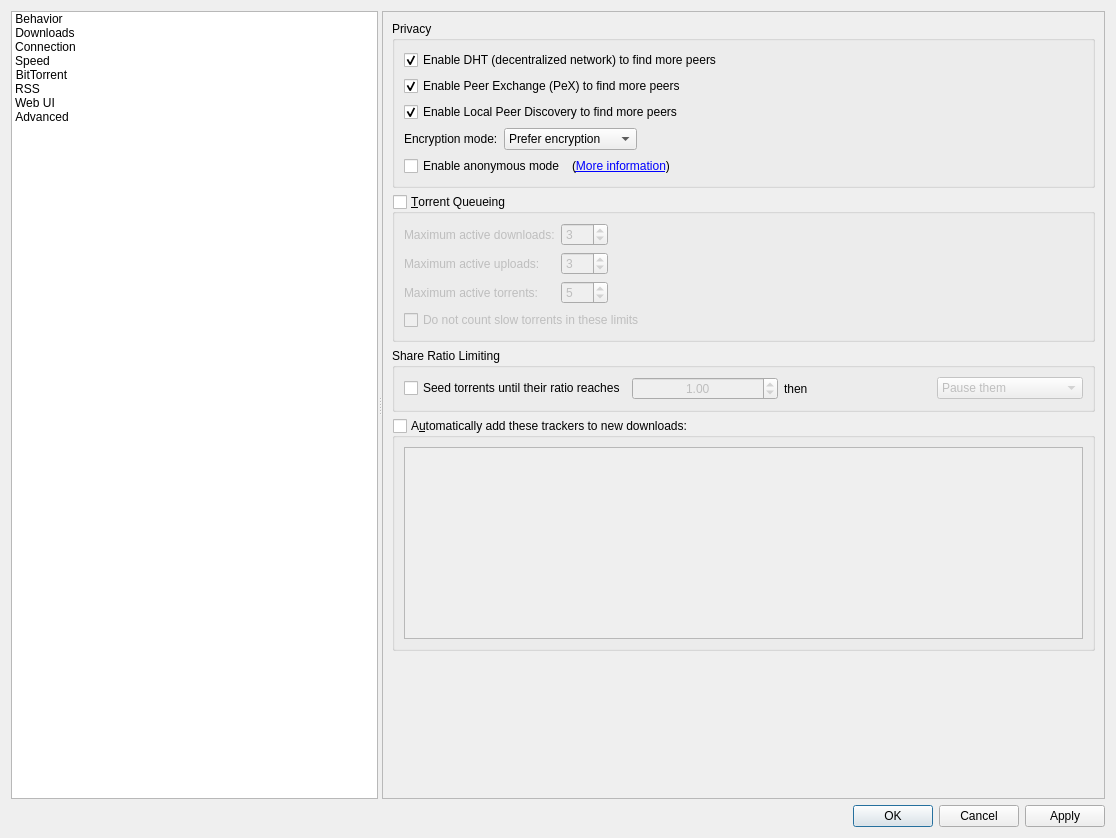
Qt form src/gui/optionsdlg.ui (SysAdminDoc/qBittorrent-Vanced) before a commit.
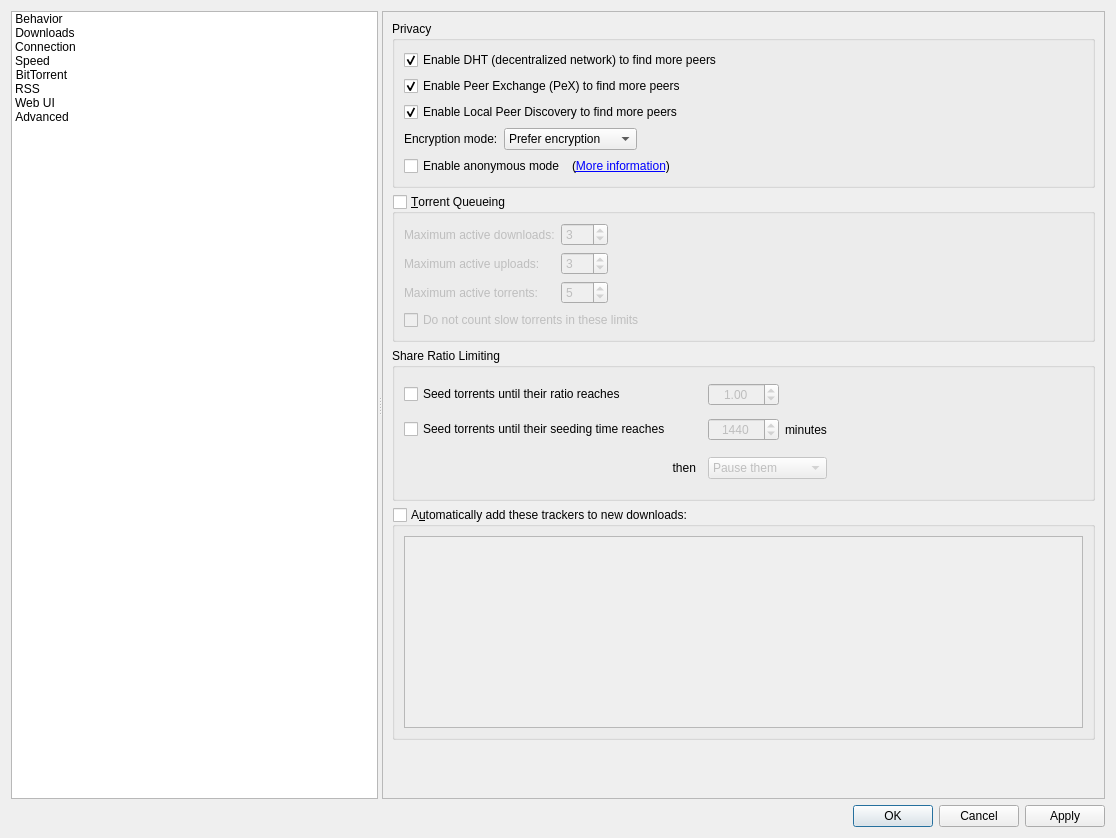
The same form after that commit. The open tabs and pages were chosen to show the change. Icons and pictures are not drawn. Custom widgets are drawn as their Qt base class.

Commit message: Implemented share limit by seeding time

Diff of the .ui file:
```diff
--- a/src/gui/optionsdlg.ui
+++ b/src/gui/optionsdlg.ui
@@ -2374,66 +2374,144 @@
               <property name="title">
                <string>Share Ratio Limiting</string>
               </property>
-              <layout class="QVBoxLayout">
-               <property name="bottomMargin">
-                <number>9</number>
-               </property>
-               <item>
-                <layout class="QHBoxLayout">
+              <layout class="QGridLayout" name="gridLayout_91">
+               <item row="0" column="0" rowspan="3" colspan="3">
+                <widget class="QCheckBox" name="checkMaxRatio">
+                 <property name="text">
+                  <string>Seed torrents until their ratio reaches</string>
+                 </property>
+                </widget>
+               </item>
+               <item row="1" column="6" rowspan="2">
+                <spacer name="horizontalSpacer_161">
+                 <property name="orientation">
+                  <enum>Qt::Horizontal</enum>
+                 </property>
+                 <property name="sizeHint" stdset="0">
+                  <size>
+                   <width>109</width>
+                   <height>20</height>
+                  </size>
+                 </property>
+                </spacer>
+               </item>
+               <item row="5" column="2">
+                <widget class="QLabel" name="label">
+                 <property name="text">
+                  <string>then</string>
+                 </property>
+                 <property name="alignment">
+                  <set>Qt::AlignRight|Qt::AlignTrailing|Qt::AlignVCenter</set>
+                 </property>
+                </widget>
+               </item>
+               <item row="5" column="4" colspan="2">
+                <widget class="QComboBox" name="comboRatioLimitAct">
+                 <property name="enabled">
+                  <bool>false</bool>
+                 </property>
                  <item>
-                  <widget class="QCheckBox" name="checkMaxRatio">
-                   <property name="text">
-                    <string>Seed torrents until their ratio reaches</string>
-                   </property>
-                  </widget>
+                  <property name="text">
+                   <string>Pause them</string>
+                  </property>
                  </item>
                  <item>
-                  <widget class="QDoubleSpinBox" name="spinMaxRatio">
-                   <property name="enabled">
-                    <bool>false</bool>
-                   </property>
-                   <property name="alignment">
-                    <set>Qt::AlignHCenter</set>
-                   </property>
-                   <property name="minimum">
-                    <double>0.000000000000000</double>
-                   </property>
-                   <property name="maximum">
-                    <double>9998.000000000000000</double>
-                   </property>
-                   <property name="singleStep">
-                    <double>0.050000000000000</double>
-                   </property>
-                   <property name="value">
-                    <double>1.000000000000000</double>
-                   </property>
-                  </widget>
+                  <property name="text">
+                   <string>Remove them</string>
+                  </property>
                  </item>
-                 <item>
-                  <widget class="QLabel" name="label">
-                   <property name="text">
-                    <string>then</string>
-                   </property>
-                  </widget>
-                 </item>
-                 <item>
-                  <widget class="QComboBox" name="comboRatioLimitAct">
-                   <property name="enabled">
-                    <bool>false</bool>
-                   </property>
-                   <item>
-                    <property name="text">
-                     <string>Pause them</string>
-                    </property>
-                   </item>
-                   <item>
-                    <property name="text">
-                     <string>Remove them</string>
-                    </property>
-                   </item>
-                  </widget>
-                 </item>
-                </layout>
+                </widget>
+               </item>
+               <item row="5" column="6">
+                <spacer name="horizontalSpacer_20">
+                 <property name="orientation">
+                  <enum>Qt::Horizontal</enum>
+                 </property>
+                 <property name="sizeHint" stdset="0">
+                  <size>
+                   <width>121</width>
+                   <height>28</height>
+                  </size>
+                 </property>
+                </spacer>
+               </item>
+               <item row="5" column="1">
+                <spacer name="horizontalSpacer_171">
+                 <property name="orientation">
+                  <enum>Qt::Horizontal</enum>
+                 </property>
+                 <property name="sizeHint" stdset="0">
+                  <size>
+                   <width>100</width>
+                   <height>42</height>
+                  </size>
+                 </property>
+                </spacer>
+               </item>
+               <item row="3" column="6">
+                <spacer name="horizontalSpacer_191">
+                 <property name="orientation">
+                  <enum>Qt::Horizontal</enum>
+                 </property>
+                 <property name="sizeHint" stdset="0">
+                  <size>
+                   <width>40</width>
+                   <height>20</height>
+                  </size>
+                 </property>
+                </spacer>
+               </item>
+               <item row="3" column="4">
+                <widget class="QSpinBox" name="spinMaxSeedingMinutes">
+                 <property name="enabled">
+                  <bool>false</bool>
+                 </property>
+                 <property name="alignment">
+                  <set>Qt::AlignCenter</set>
+                 </property>
+                 <property name="maximum">
+                  <number>9999999</number>
+                 </property>
+                 <property name="value">
+                  <number>1440</number>
+                 </property>
+                </widget>
+               </item>
+               <item row="1" column="4">
+                <widget class="QDoubleSpinBox" name="spinMaxRatio">
+                 <property name="enabled">
+                  <bool>false</bool>
+                 </property>
+                 <property name="alignment">
+                  <set>Qt::AlignHCenter</set>
+                 </property>
+                 <property name="minimum">
+                  <double>0.000000000000000</double>
+                 </property>
+                 <property name="maximum">
+                  <double>9998.000000000000000</double>
+                 </property>
+                 <property name="singleStep">
+                  <double>0.050000000000000</double>
+                 </property>
+                 <property name="value">
+                  <double>1.000000000000000</double>
+                 </property>
+                </widget>
+               </item>
+               <item row="3" column="5">
+                <widget class="QLabel" name="label_11">
+                 <property name="text">
+                  <string>minutes</string>
+                 </property>
+                </widget>
+               </item>
+               <item row="3" column="0" colspan="4">
+                <widget class="QCheckBox" name="checkMaxSeedingMinutes">
+                 <property name="text">
+                  <string>Seed torrents until their seeding time reaches</string>
+                 </property>
+                </widget>
                </item>
               </layout>
              </widget>
@@ -2506,7 +2584,7 @@
            <item>
             <layout class="QGridLayout" name="gridLayout_5">
              <item row="0" column="0">
-              <widget class="QLabel" name="label_11">
+              <widget class="QLabel" name="label_111">
                <property name="text">
                 <string>Feeds refresh interval:</string>
                </property>
```
Left out of the diff: 159 changed lines with no effect on the pictures. The commit also changes 15 other files.
